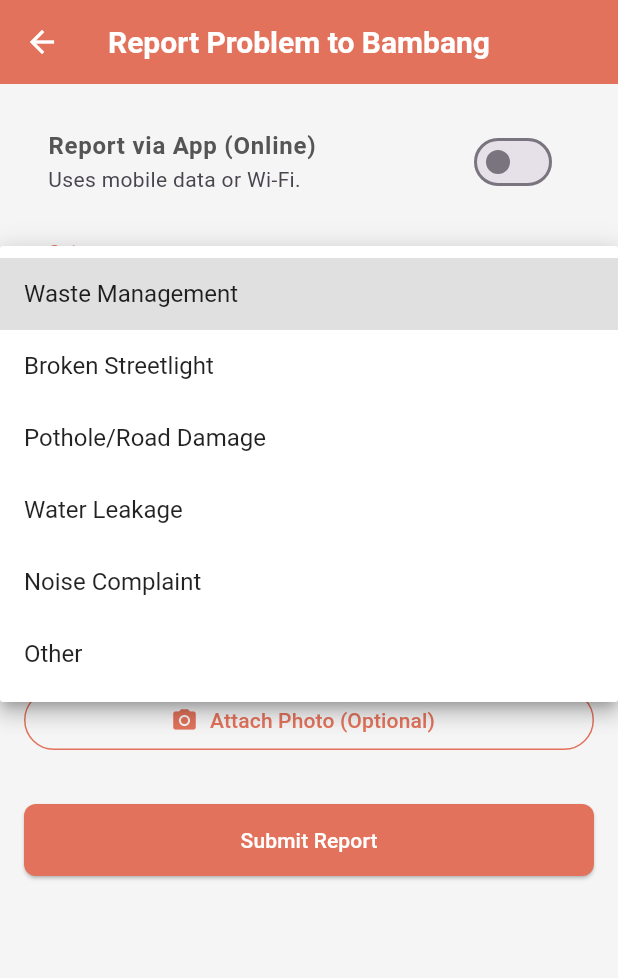
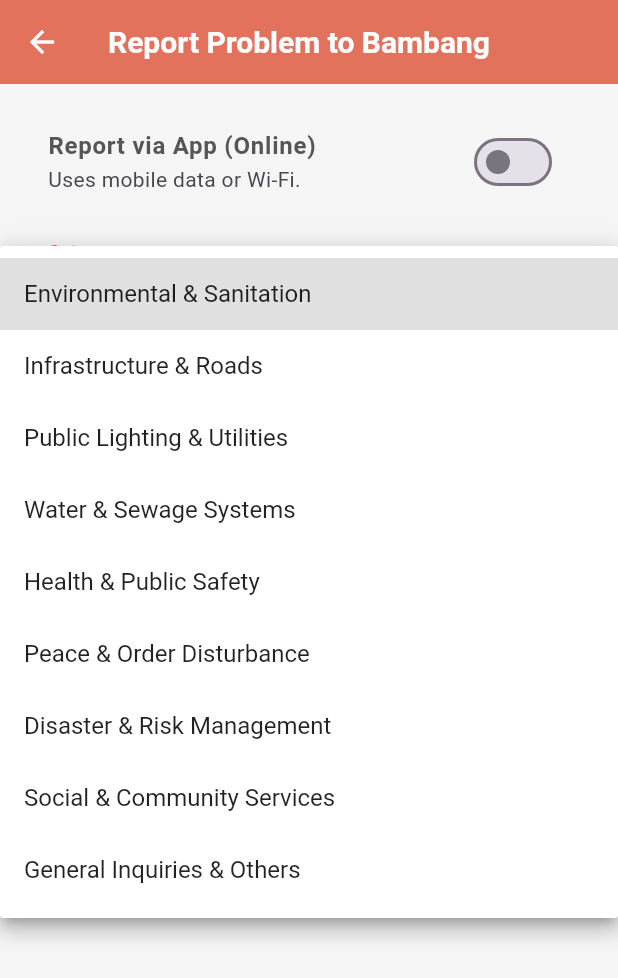
Before and after one commit to Project-Vizcaya/One-Vizcaya, a Flutter app: the ReportProblemScreen screen opened by its route, after a tap on "Report via App (Online)", after a tap on "Report via SMS (Offline)", after a tap on "Select Problem Category", on a phone screen of 412 x 824 dp. Shown: the top 978 px of the screen. Run offline on Flutter 3.47's test engine with Material 3 defaults, Android fonts, the phone set to English and light mode, and no system bars; our stand-ins replace cloud_firestore, firebase_auth, firebase_core; accounts and stored records are empty.

Commit message:
Updating the App

```diff
--- a/flutter_application_1/lib/main.dart
+++ b/flutter_application_1/lib/main.dart
@@ -25,20 +25,24 @@ class MunicipalityState {
   final Map<String, dynamic> municipalityThemes = {
     'Bambang': {
       'appBarColor': const Color(0xFFE2725B), // Terracotta or Earthy Brown
-      'welcomeMsg': 'Welcome to Bambang, The Argricultural Hub of Nueva Vizcaya!',
+      'welcomeMsg':
+          'Welcome to Bambang, The Argricultural Hub of Nueva Vizcaya!',
     },
     'Solano': {
       'appBarColor': const Color(0xFFFF4500), // Bright Red or Orange
-      'welcomeMsg': 'Welcome to Solano, The Commercial Center of Nueva Vizcaya!',
+      'welcomeMsg':
+          'Welcome to Solano, The Commercial Center of Nueva Vizcaya!',
     },
     'Bayombong': {
       'appBarColor': const Color(0xFF228B22), // Forest Green
-      'welcomeMsg': 'Welcome to Bayombong, The Institutional Capital of Nueva Vizcaya!',
+      'welcomeMsg':
+          'Welcome to Bayombong, The Institutional Capital of Nueva Vizcaya!',
     },
     'Bagabag': {
       'appBarColor': const Color(0xFFFFD12A), // Pineapple Gold
       'secondaryColor': const Color(0xFF007FFF), // Azure Blue
-      'welcomeMsg': 'Welcome to Bagabag, The Gateway to the World-Famous Rice Terraces!',
+      'welcomeMsg':
+          'Welcome to Bagabag, The Gateway to the World-Famous Rice Terraces!',
     },
     'Diadi': {
       'appBarColor': const Color(0xFF004B49), // Deep Teal
@@ -68,7 +72,8 @@ class MunicipalityState {
     'Alfonso Castañeda': {
       'appBarColor': const Color(0xFF4A5D23), // Dark Moss
       'secondaryColor': const Color(0xFF0B3B60), // Deep River Blue
-      'welcomeMsg': 'Welcome to Alfonso Castañeda, The Last Frontier of Nueva Vizcaya!',
+      'welcomeMsg':
+          'Welcome to Alfonso Castañeda, The Last Frontier of Nueva Vizcaya!',
     },
     'Kayapa': {
       'appBarColor': const Color(0xFFF28500), // Tangerine
@@ -318,7 +323,10 @@ class _LoginScreenState extends State<LoginScreen> {
               mainAxisAlignment: MainAxisAlignment.center,
               crossAxisAlignment: CrossAxisAlignment.stretch,
               children: [
-                Image.asset('assets/images/Seal_of_Nueva_Vizcaya.svg.png', height: 120),
+                Image.asset(
+                  'assets/images/Seal_of_Nueva_Vizcaya.svg.png',
+                  height: 120,
+                ),
                 const SizedBox(height: 16),
                 Text(
                   'Welcome to\nOne Vizcaya',
@@ -871,13 +879,37 @@ class _ReportProblemScreenState extends State<ReportProblemScreen> {
   bool _isOffline = false;
 
   final List<String> _categories = [
-    'Waste Management',
-    'Broken Streetlight',
-    'Pothole/Road Damage',
-    'Water Leakage',
-    'Noise Complaint',
-    'Other',
+    'Environmental & Sanitation',
+    'Infrastructure & Roads',
+    'Public Lighting & Utilities',
+    'Water & Sewage Systems',
+    'Health & Public Safety',
+    'Peace & Order Disturbance',
+    'Disaster & Risk Management',
+    'Social & Community Services',
+    'General Inquiries & Others',
   ];
+
+  final Map<String, String> _categoryDescriptions = {
+    'Environmental & Sanitation':
+        'Includes: Improper Waste Management, Solid Waste Issues, Dirty/Clogged Canals, Illegal Dumping.',
+    'Infrastructure & Roads':
+        'Includes: Potholes, Damaged Roads/Bridges, Road Maintenance Needed, Broken Sidewalks.',
+    'Public Lighting & Utilities':
+        'Includes: Broken Streetlights, Electrical Repairs, Power Outages, Fallen Poles.',
+    'Water & Sewage Systems':
+        'Includes: Water Leakage, Water Supply Issues, Pipe Bursts, Sewage Overflow.',
+    'Health & Public Safety':
+        'Includes: Stray Animals, Unsanitary Food Establishments, Dengue Concerns, Stagnant Water, Fire Hazards.',
+    'Peace & Order Disturbance':
+        'Includes: Noise Complaints, Suspicious Activities, Traffic Violations, Public Nuisance.',
+    'Disaster & Risk Management':
+        'Includes: Flooding, Landslides, Fallen Trees, Natural Disaster Damage.',
+    'Social & Community Services':
+        'Includes: PWD/Senior Citizen Concerns, Child Welfare, Social Welfare Assistance.',
+    'General Inquiries & Others':
+        'Includes: Miscellaneous Reports, General Concerns, Feedback.',
+  };
 
   void _submitReport() {
     if (_formKey.currentState!.validate()) {
@@ -1072,6 +1104,22 @@ class _ReportProblemScreenState extends State<ReportProblemScreen> {
                   labelStyle: TextStyle(color: primaryLguColor),
                 ),
               ),
+              if (_selectedCategory != null)
+                Padding(
+                  padding: const EdgeInsets.only(
+                    top: 8.0,
+                    left: 12.0,
+                    right: 12.0,
+                  ),
+                  child: Text(
+                    _categoryDescriptions[_selectedCategory!] ?? '',
+                    style: TextStyle(
+                      fontSize: 12,
+                      color: Colors.grey[700],
+                      fontStyle: FontStyle.italic,
+                    ),
+                  ),
+                ),
               const SizedBox(height: 16),
 
               TextFormField(
--- a/flutter_application_1/pubspec.yaml
+++ b/flutter_application_1/pubspec.yaml
@@ -15,6 +15,7 @@ dependencies:
   url_launcher: ^6.2.6
   firebase_core: ^4.2.1
   firebase_auth: ^6.1.2
+  firebase_storage: ^11.6.0
   cloud_firestore: ^6.1.0
   image_picker: ^1.0.7
   firebase_app_check: ^0.4.1+2
```
Also changed, not shown: 2 other files.
